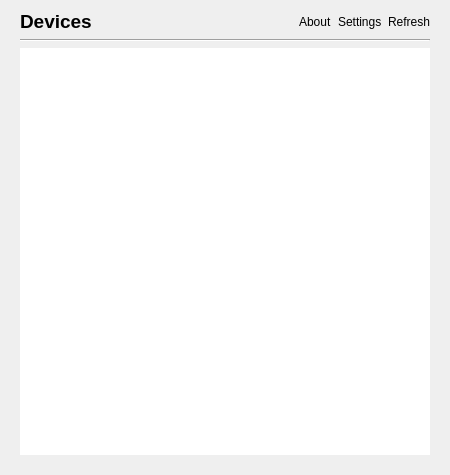
First picture: the form in sokketter-ui/sources/mainwindow.ui, repository morwy/sokketter, before the edit.
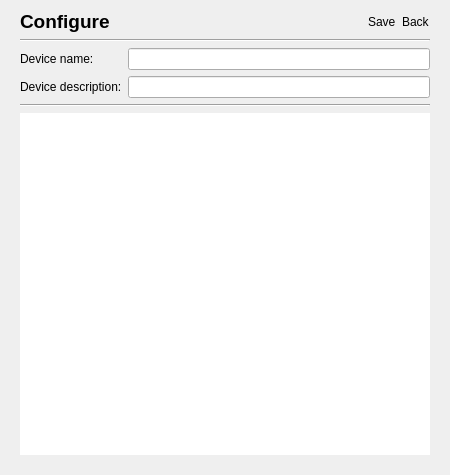
Second picture: the form after the edit. The open tabs and pages were chosen to show the change. Custom widgets are drawn as their Qt base class.

Commit message: feature: added device configuration page

```diff
--- a/sokketter-ui/sources/mainwindow.ui
+++ b/sokketter-ui/sources/mainwindow.ui
@@ -730,6 +730,182 @@
         </item>
        </layout>
       </widget>
+      <widget class="QWidget" name="device_configure_page">
+       <layout class="QVBoxLayout" name="verticalLayout_8">
+        <property name="leftMargin">
+         <number>0</number>
+        </property>
+        <property name="topMargin">
+         <number>0</number>
+        </property>
+        <property name="rightMargin">
+         <number>0</number>
+        </property>
+        <property name="bottomMargin">
+         <number>0</number>
+        </property>
+        <item>
+         <widget class="QWidget" name="widget_9" native="true">
+          <layout class="QHBoxLayout" name="horizontalLayout_7">
+           <property name="leftMargin">
+            <number>0</number>
+           </property>
+           <property name="topMargin">
+            <number>0</number>
+           </property>
+           <property name="rightMargin">
+            <number>0</number>
+           </property>
+           <property name="bottomMargin">
+            <number>0</number>
+           </property>
+           <item>
+            <widget class="TitleLabel" name="configure_title_label">
+             <property name="font">
+              <font>
+               <pointsize>14</pointsize>
+               <bold>true</bold>
+              </font>
+             </property>
+             <property name="text">
+              <string>Configure</string>
+             </property>
+            </widget>
+           </item>
+           <item>
+            <spacer name="horizontalSpacer_6">
+             <property name="orientation">
+              <enum>Qt::Horizontal</enum>
+             </property>
+             <property name="sizeHint" stdset="0">
+              <size>
+               <width>250</width>
+               <height>20</height>
+              </size>
+             </property>
+            </spacer>
+           </item>
+           <item>
+            <widget class="ButtonLabel" name="configure_save_label">
+             <property name="text">
+              <string>Save</string>
+             </property>
+            </widget>
+           </item>
+           <item>
+            <widget class="ButtonLabel" name="configure_back_label">
+             <property name="text">
+              <string>Back</string>
+             </property>
+            </widget>
+           </item>
+          </layout>
+         </widget>
+        </item>
+        <item>
+         <widget class="Line" name="line_7">
+          <property name="orientation">
+           <enum>Qt::Horizontal</enum>
+          </property>
+         </widget>
+        </item>
+        <item>
+         <widget class="QWidget" name="widget_10" native="true">
+          <layout class="QVBoxLayout" name="verticalLayout_9">
+           <property name="leftMargin">
+            <number>0</number>
+           </property>
+           <property name="topMargin">
+            <number>0</number>
+           </property>
+           <property name="rightMargin">
+            <number>0</number>
+           </property>
+           <property name="bottomMargin">
+            <number>0</number>
+           </property>
+           <item>
+            <layout class="QFormLayout" name="formLayout_2">
+             <property name="topMargin">
+              <number>0</number>
+             </property>
+             <property name="bottomMargin">
+              <number>0</number>
+             </property>
+             <item row="0" column="0">
+              <widget class="QLabel" name="label_4">
+               <property name="text">
+                <string>Device name:</string>
+               </property>
+              </widget>
+             </item>
+             <item row="0" column="1">
+              <widget class="QLineEdit" name="configure_device_name_line_edit"/>
+             </item>
+             <item row="1" column="0">
+              <widget class="QLabel" name="label_5">
+               <property name="text">
+                <string>Device description:</string>
+               </property>
+              </widget>
+             </item>
+             <item row="1" column="1">
+              <widget class="QLineEdit" name="configure_device_description_line_edit"/>
+             </item>
+            </layout>
+           </item>
+           <item>
+            <widget class="Line" name="line_8">
+             <property name="orientation">
+              <enum>Qt::Horizontal</enum>
+             </property>
+            </widget>
+           </item>
+           <item>
+            <widget class="QListWidget" name="configure_socket_list_widget">
+             <property name="autoFillBackground">
+              <bool>true</bool>
+             </property>
+             <property name="frameShape">
+              <enum>QFrame::NoFrame</enum>
+             </property>
+             <property name="frameShadow">
+              <enum>QFrame::Plain</enum>
+             </property>
+             <property name="editTriggers">
+              <set>QAbstractItemView::NoEditTriggers</set>
+             </property>
+             <property name="showDropIndicator" stdset="0">
+              <bool>false</bool>
+             </property>
+             <property name="selectionMode">
+              <enum>QAbstractItemView::NoSelection</enum>
+             </property>
+             <property name="verticalScrollMode">
+              <enum>QAbstractItemView::ScrollPerPixel</enum>
+             </property>
+             <property name="horizontalScrollMode">
+              <enum>QAbstractItemView::ScrollPerPixel</enum>
+             </property>
+             <property name="resizeMode">
+              <enum>QListView::Adjust</enum>
+             </property>
+             <property name="spacing">
+              <number>0</number>
+             </property>
+             <property name="uniformItemSizes">
+              <bool>true</bool>
+             </property>
+             <property name="itemAlignment">
+              <set>Qt::AlignLeading|Qt::AlignLeft|Qt::AlignRight|Qt::AlignTop|Qt::AlignTrailing</set>
+             </property>
+            </widget>
+           </item>
+          </layout>
+         </widget>
+        </item>
+       </layout>
+      </widget>
      </widget>
     </item>
    </layout>
```
Left out of the diff: 7 changed lines with no effect on the pictures. The commit also changes 5 other files.
